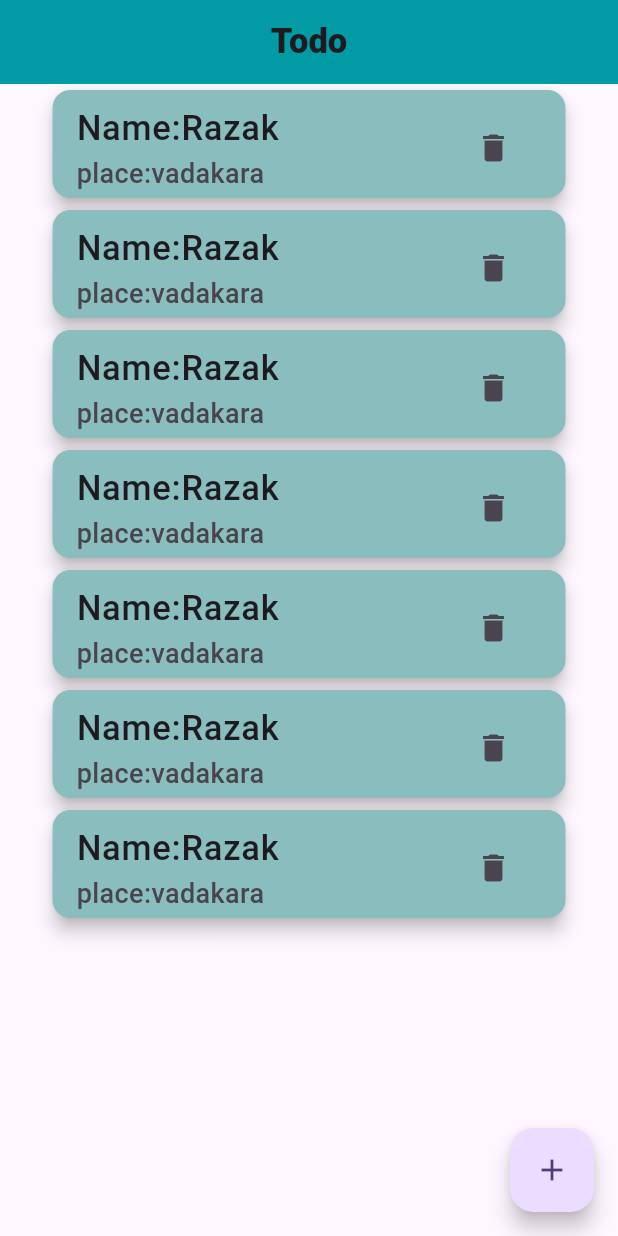
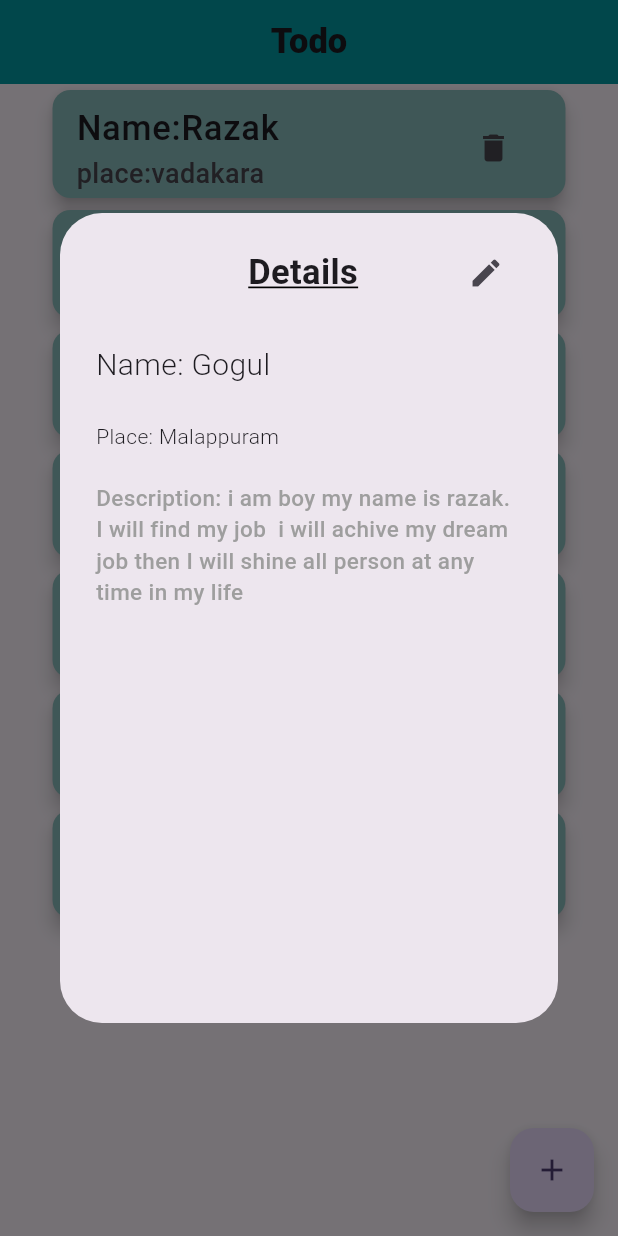
Before and after one commit to razakrazu/todo_bloc_with_sqflite, a Flutter app: the screen it shows after launch, after a tap on the "delete" icon, on a phone screen of 412 x 824 dp. Run offline on Flutter 3.47's test engine with Material 3 defaults, Android fonts, the phone set to English and light mode, and no system bars; our stand-ins replace bloc.

Commit message:
create details popup

```diff
--- a/lib/todo/home_screen.dart
+++ b/lib/todo/home_screen.dart
@@ -1,5 +1,6 @@
 import 'package:flutter/material.dart';
 import 'package:todo_bloc/todo/popup_screen.dart';
+import 'package:todo_bloc/todo/show_details.dart';
 
 class HomeScreen extends StatelessWidget {
   const HomeScreen({super.key});
@@ -51,8 +52,12 @@ class HomeScreen extends StatelessWidget {
                     ),
                     trailing: IconButton(
                       onPressed: () {
+                  //  Navigator.of(context).push(MaterialPageRoute(builder:(context) => UserDetails(),));
+   showDialog(context: context, builder: (context) {
+                         return AlertDialog(content:UserDetails());
+                       },);
+},
 
-                      },
                       icon: Icon(Icons.delete),
                     ),
                   ),
--- /dev/null
+++ b/lib/todo/show_details.dart
@@ -0,0 +1,37 @@
+import 'package:flutter/material.dart';
+
+class UserDetails extends StatelessWidget {
+  const UserDetails({super.key});
+
+  @override
+  Widget build(BuildContext context) {
+    return Container(
+      height:500,
+width:300,
+child:Column(
+  mainAxisAlignment: MainAxisAlignment.start,
+  crossAxisAlignment: CrossAxisAlignment.start,
+  children:[
+   Row(
+    mainAxisAlignment: MainAxisAlignment.spaceBetween,
+    crossAxisAlignment: CrossAxisAlignment.center,
+     children: [
+        SizedBox(width:40),
+       Text('Details',style:TextStyle(fontSize:23,fontWeight:FontWeight.w600,decoration:TextDecoration.underline,
+       decorationColor: const Color.fromARGB(255, 0, 0, 0), // Change the underline color
+    decorationThickness: 1.0,     // Adjust the underline thickness
+    decorationStyle: TextDecorationStyle.solid, )),
+
+       IconButton(onPressed: (){}, icon: Icon(Icons.edit))
+     ],
+   ),
+  SizedBox(height:23),
+  Text('Name: Gogul',style:TextStyle(fontSize:20,fontWeight:FontWeight.w300)),
+  SizedBox(height:23),
+  Text('Place: Malappuram',style:TextStyle(fontSize:14,fontWeight:FontWeight.w300)),
+  SizedBox(height:20),
+   Text('Description: i am boy my name is razak. I will find my job  i will achive my dream job then I will shine all person at any time in my life ',style:TextStyle(fontSize:15,fontWeight:FontWeight.w500,color: Colors.grey)),
+])
+    );
+  }
+}
```
Also changed, not shown: lib/todo/popup_screen.dart (+28 -18 lines).
